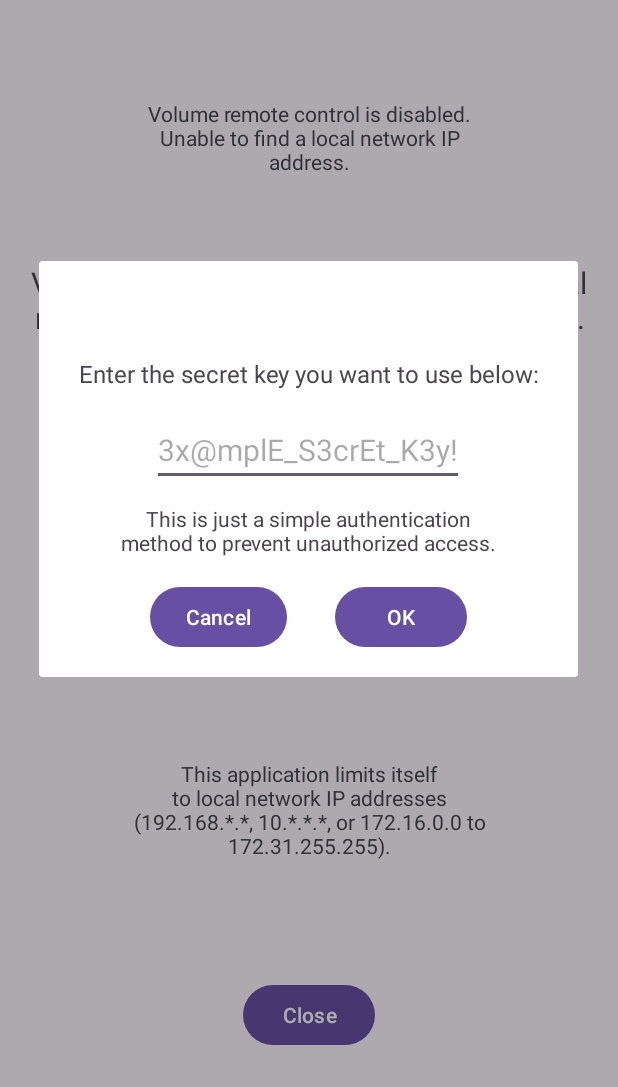
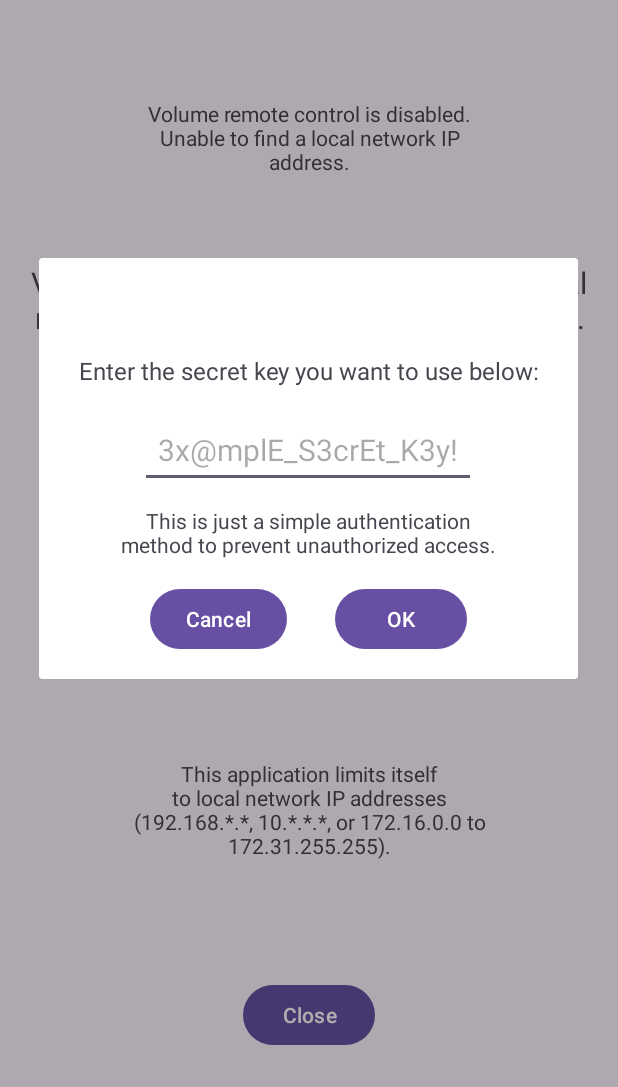
Before and after one commit to RiannReis/remote-volume-control, an Android app: the screen it shows after launch (MainActivity), after a tap on "Auth", on a phone screen of 412 x 824 dp, the part 149-1236 px from its top. Run offline under Robolectric (Android 15) with nearby library versions, the phone set to English and light mode, and no system bars.

Commit message:
Small adjustments in layouts

```diff
--- a/app/src/main/res/layout/activity_main.xml
+++ b/app/src/main/res/layout/activity_main.xml
@@ -22,10 +22,10 @@
         app:layout_constraintTop_toTopOf="parent" />
 
     <TextView
-        android:gravity="center"
         android:id="@+id/txt_title"
         android:layout_width="wrap_content"
         android:layout_height="wrap_content"
+        android:gravity="center"
         android:text="@string/title"
         android:textSize="24sp"
         app:layout_constraintBottom_toTopOf="@id/txt_desc"
--- a/app/src/main/res/layout/dialog_basic_auth.xml
+++ b/app/src/main/res/layout/dialog_basic_auth.xml
@@ -11,9 +11,9 @@
         android:layout_width="wrap_content"
         android:layout_height="wrap_content"
         android:layout_marginTop="64dp"
+        android:gravity="center"
         android:text="@string/basic_auth_txt"
-        android:textSize="16sp"
-        android:gravity="center"/>
+        android:textSize="16sp" />
 
     <EditText
         android:id="@+id/auth_input"
@@ -24,15 +24,16 @@
         android:importantForAutofill="no"
         android:inputType="text"
         android:maxLength="20"
+        android:padding="12dp"
         android:textSize="20sp" />
 
     <TextView
         android:id="@+id/basic_auth_desc"
+        android:layout_width="wrap_content"
+        android:layout_height="wrap_content"
         android:layout_marginTop="12dp"
-        android:layout_width="wrap_content"
+        android:gravity="center"
         android:maxEms="16"
-        android:gravity="center"
-        android:layout_height="wrap_content"
         android:text="@string/auth_desc" />
 
     <LinearLayout
@@ -42,16 +43,16 @@
 
         <Button
             android:id="@+id/btn_cancel"
-            android:layout_margin="16dp"
             android:layout_width="wrap_content"
             android:layout_height="wrap_content"
+            android:layout_margin="16dp"
             android:text="@android:string/cancel" />
 
         <Button
             android:id="@+id/btn_ok"
-            android:layout_margin="16dp"
             android:layout_width="wrap_content"
             android:layout_height="wrap_content"
+            android:layout_margin="16dp"
             android:text="@android:string/ok" />
     </LinearLayout>
 
```
Also changed, not shown: app/src/main/res/layout/dialog_choose_port.xml (+6 -3 lines).
